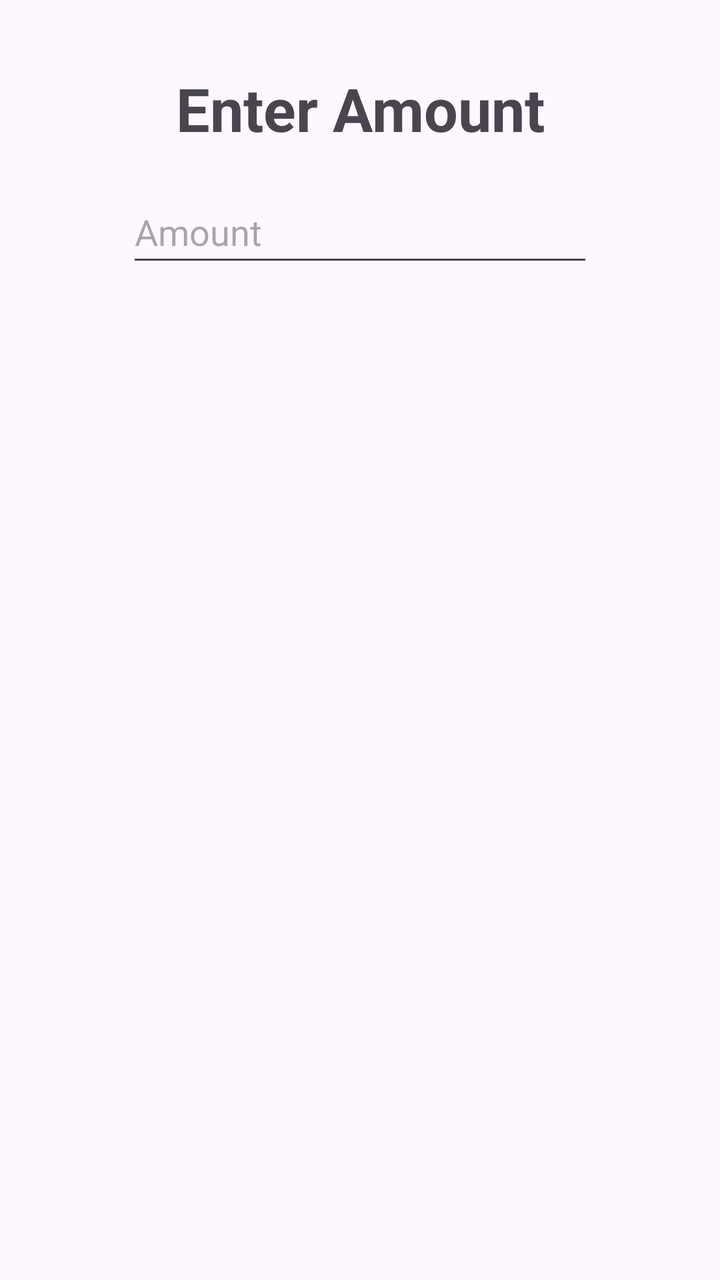
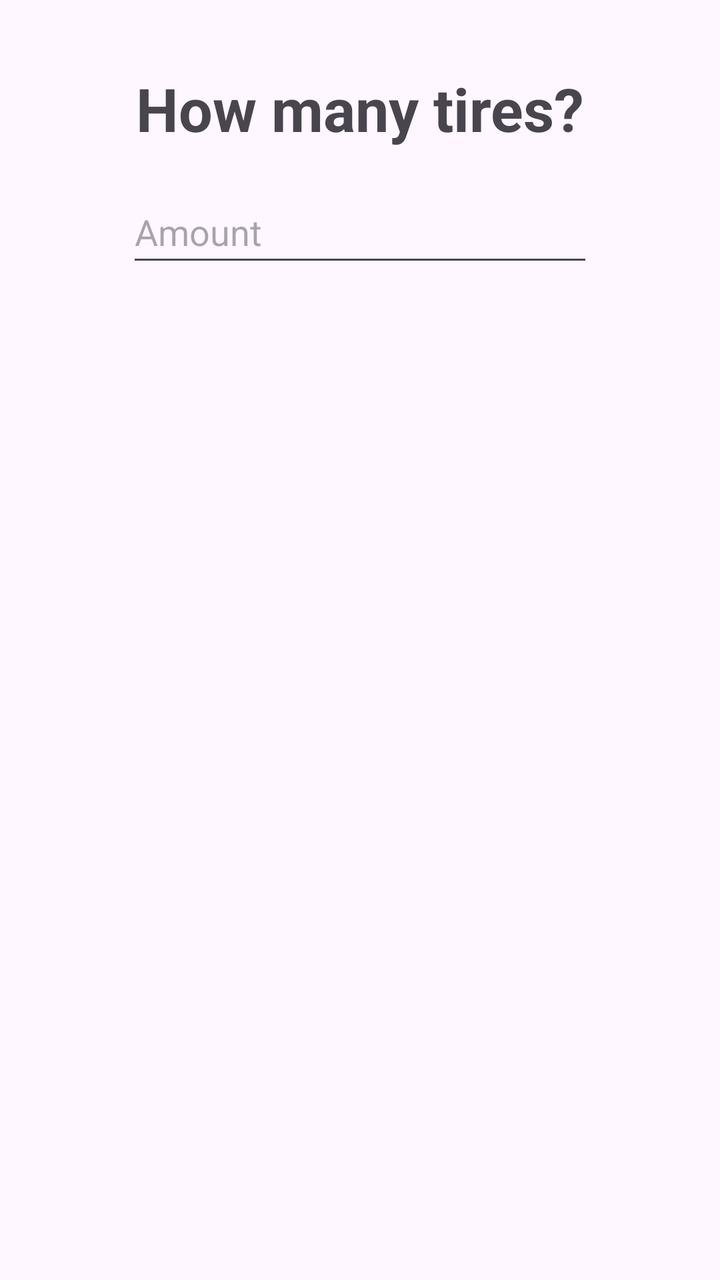

Before-and-after screenshots of an Android layout around one commit, followed by the original layout XML and the change that was made.
<!-- AndroidManifest.xml: application theme Theme.BarcodeScannerApp -->
<!-- res/layout/tire_amount.xml -->
<?xml version="1.0" encoding="utf-8"?>
<androidx.constraintlayout.widget.ConstraintLayout xmlns:android="http://schemas.android.com/apk/res/android"
    xmlns:app="http://schemas.android.com/apk/res-auto"
    android:layout_width="match_parent"
    android:layout_height="wrap_content"
    android:padding="34dp">

    <TextView
        android:id="@+id/etTitle"
        android:layout_width="wrap_content"
        android:layout_height="wrap_content"
        android:text="Enter Amount"
        android:textSize="30sp"
        android:textStyle="bold"
        app:layout_constraintEnd_toEndOf="parent"
        app:layout_constraintHorizontal_bias="0.5"
        app:layout_constraintStart_toStartOf="parent"
        app:layout_constraintTop_toTopOf="parent" />

    <EditText
        android:id="@+id/etAmount"
        android:layout_width="0dp"
        android:layout_height="wrap_content"
        android:layout_marginTop="16dp"
        android:hint="Amount"
        android:inputType="number"
        android:maxLength="2"
        android:minHeight="48dp"
        app:layout_constraintEnd_toEndOf="parent"
        app:layout_constraintStart_toStartOf="parent"
        app:layout_constraintTop_toBottomOf="@id/etTitle"
        app:layout_constraintWidth_percent="0.8" />

</androidx.constraintlayout.widget.ConstraintLayout>
<!-- resources referenced by this layout -->
<resources>
  <style name="Theme.BarcodeScannerApp" parent="Base.Theme.BarcodeScannerApp" />
  <style name="Base.Theme.BarcodeScannerApp" parent="Theme.Material3.DayNight.NoActionBar">
          <item name="android:statusBarColor">#C11236</item>
      </style>
</resources>

<!-- the commit's change to res/layout/tire_amount.xml (unified diff, before → after) -->
@@ -9,7 +9,7 @@
         android:id="@+id/etTitle"
         android:layout_width="wrap_content"
         android:layout_height="wrap_content"
-        android:text="Enter Amount"
+        android:text="@string/tire_amount_title"
         android:textSize="30sp"
         android:textStyle="bold"
         app:layout_constraintEnd_toEndOf="parent"
@@ -22,7 +22,7 @@
         android:layout_width="0dp"
         android:layout_height="wrap_content"
         android:layout_marginTop="16dp"
-        android:hint="Amount"
+        android:hint="@string/amount"
         android:inputType="number"
         android:maxLength="2"
         android:minHeight="48dp"
<!-- resource entries referenced after the edit -->
@@ -1,5 +1,7 @@
 <!-- resources referenced by this layout -->
 <resources>
+  <string name="amount">Amount</string>
+  <string name="tire_amount_title">How many tires?</string>
   <style name="Theme.BarcodeScannerApp" parent="Base.Theme.BarcodeScannerApp" />
   <style name="Base.Theme.BarcodeScannerApp" parent="Theme.Material3.DayNight.NoActionBar">
           <item name="android:statusBarColor">#C11236</item>
